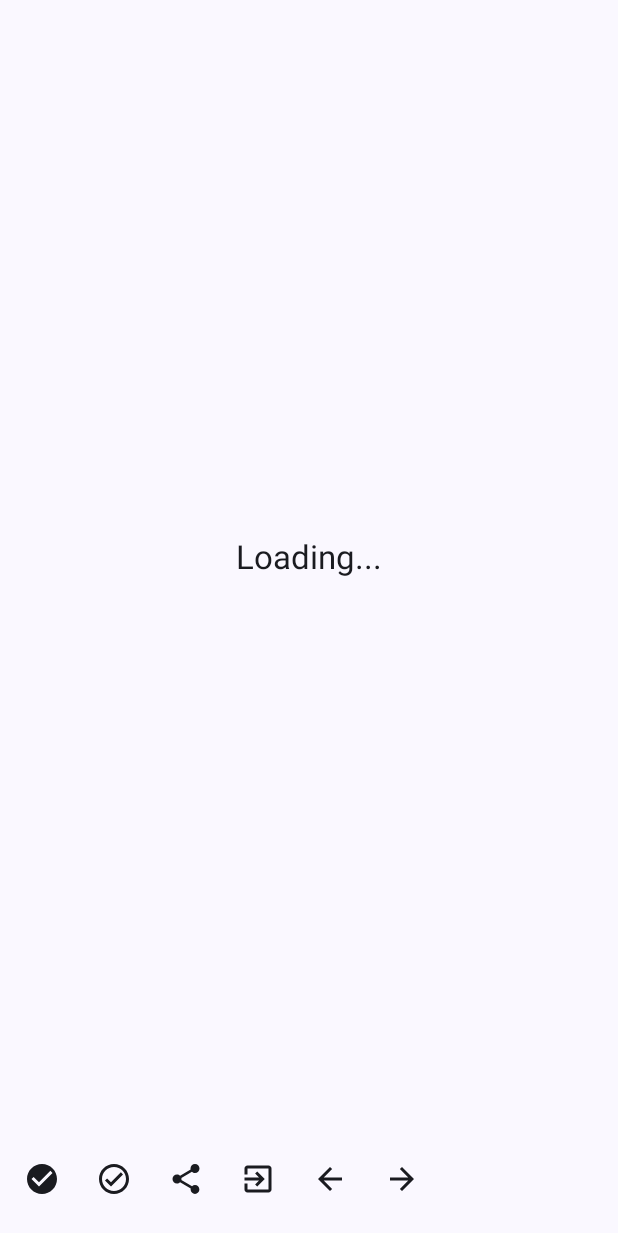
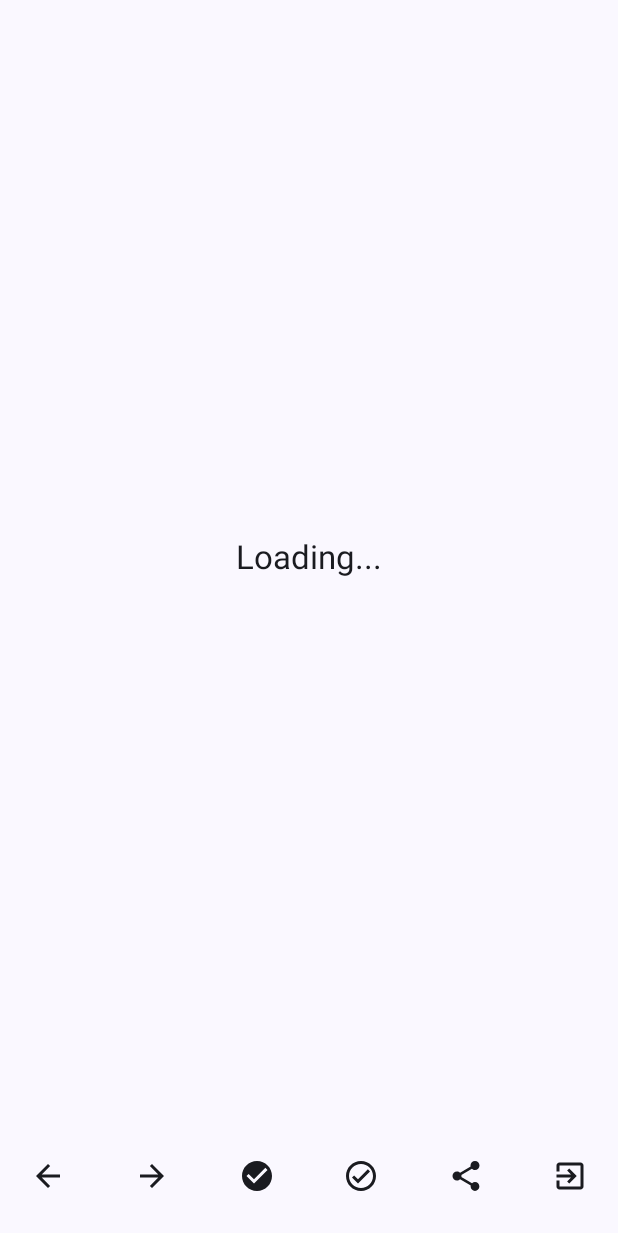
Before and after one commit to BonexP/miniread, an Android app built with Jetpack Compose: the composable ArticleDetailScreen called with empty values, on a phone screen of 412 x 824 dp. Shown: the top 1233 px of the screen. Run offline under Robolectric (Android 15) with nearby library versions, the light colour scheme and no system bars; our stand-ins replace livedata-compose; Roboto replaces fonts that are not available here.

Commit message:
feat: enhance ArticleDetailScreen for E-Ink mode with improved button styling and layout adjustments

```diff
--- a/app/src/main/java/com/i/miniread/ui/ArticleDetailScreen.kt
+++ b/app/src/main/java/com/i/miniread/ui/ArticleDetailScreen.kt
@@ -11,26 +11,32 @@ import android.webkit.WebResourceResponse
 import android.webkit.WebSettings
 import android.webkit.WebView
 import android.webkit.WebViewClient
+import androidx.compose.foundation.layout.Arrangement
 import androidx.compose.foundation.layout.Box
-import androidx.compose.foundation.layout.Spacer
+import androidx.compose.foundation.layout.PaddingValues
+import androidx.compose.foundation.layout.Row
 import androidx.compose.foundation.layout.fillMaxSize
+import androidx.compose.foundation.layout.fillMaxWidth
+import androidx.compose.foundation.layout.height
 import androidx.compose.foundation.layout.padding
 import androidx.compose.material.icons.Icons
-import androidx.compose.material.icons.filled.ArrowBack
-import androidx.compose.material.icons.filled.ArrowForward
+import androidx.compose.material.icons.automirrored.filled.ArrowBack
+import androidx.compose.material.icons.automirrored.filled.ArrowForward
 import androidx.compose.material.icons.filled.CheckCircle
 import androidx.compose.material.icons.filled.ExitToApp
 import androidx.compose.material.icons.filled.Share
+import androidx.compose.material.icons.filled.Star
 import androidx.compose.material.icons.outlined.CheckCircle
+import androidx.compose.material.icons.twotone.Star
 import androidx.compose.material3.BottomAppBar
+import androidx.compose.material3.BottomAppBarDefaults
 import androidx.compose.material3.Icon
 import androidx.compose.material3.IconButton
+import androidx.compose.material3.IconToggleButton
 import androidx.compose.material3.MaterialTheme
 import androidx.compose.material3.Scaffold
 import androidx.compose.material3.SnackbarHost
 import androidx.compose.material3.SnackbarHostState
-import androidx.compose.material3.Switch
-import androidx.compose.material3.SwitchDefaults
 import androidx.compose.material3.Text
 import androidx.compose.runtime.Composable
 import androidx.compose.runtime.LaunchedEffect
@@ -43,6 +49,8 @@ import androidx.compose.runtime.rememberUpdatedState
 import androidx.compose.runtime.setValue
 import androidx.compose.ui.Alignment
 import androidx.compose.ui.Modifier
+import androidx.compose.ui.draw.drawBehind
+import androidx.compose.ui.geometry.Offset
 import androidx.compose.ui.graphics.vector.ImageVector
 import androidx.compose.ui.platform.LocalContext
 import androidx.compose.ui.unit.dp
@@ -124,61 +132,50 @@ fun ArticleActionsBar(
     val coroutineScope = rememberCoroutineScope()
     val selectedEntry by viewModel.selectedEntry.observeAsState()
     val context = LocalContext.current
+
+    // 定义 E-Ink 下的修饰符：纯白背景、去灰底、加顶部分割线
+    val barModifier = if (com.i.miniread.BuildConfig.IS_EINK) {
+        Modifier
+            .height(48.dp) // 紧凑高度
+            .drawBehind {
+                // 绘制顶部分割线
+                drawLine(
+                    color = androidx.compose.ui.graphics.Color.Black,
+                    start = Offset(0f, 0f),
+                    end = Offset(size.width, 0f),
+                    strokeWidth = 2.dp.toPx()
+                )
+            }
+    } else {
+        Modifier
+    }
+
     BottomAppBar(
-        // E-Ink 版本使用纯白背景避免残影
+        modifier = barModifier,
+        // 关键：E-Ink 模式下纯白背景
         containerColor = if (com.i.miniread.BuildConfig.IS_EINK)
             androidx.compose.ui.graphics.Color.White
         else
-            androidx.compose.material3.MaterialTheme.colorScheme.surface
+            MaterialTheme.colorScheme.surface,
+        // 关键：E-Ink 模式下去除 Elevation 导致的灰色滤镜
+        tonalElevation = if (com.i.miniread.BuildConfig.IS_EINK) 0.dp else BottomAppBarDefaults.ContainerElevation,
+        // 移除默认的 Padding，让我们自己控制布局更紧凑
+        contentPadding = PaddingValues(horizontal = 8.dp)
     ) {
-        // 标记为已读按钮
-        ActionButton(icon = Icons.Default.CheckCircle, description = "Mark as Read") {
-            Log.d("ArticleDetailScreen", "Mark Entry as Read")
-            viewModel.markEntryAsRead(entryId)
-            coroutineScope.launch {
-                snackbarHostState.showSnackbar("Marked as read")
-            }
-        // 标记为未读按钮
-        }
-        ActionButton(icon = Icons.Outlined.CheckCircle, description = "Mark as unread") {
-            viewModel.markEntryAsUnread(entryId)
-            coroutineScope.launch {
-                snackbarHostState.showSnackbar("Marked as unread")
-            }
-        }
-        //分享按钮
-        ActionButton(icon = Icons.Default.Share, description = "Share") {
-            Log.d("ArticleDetailScreen", "Share Entry")
-            selectedEntry?.let {
-                val shareIntent = Intent.createChooser(
-                    Intent(Intent.ACTION_SEND).apply {
-                        type = "text/plain"
-                        putExtra(Intent.EXTRA_SUBJECT, it.title)
-                        putExtra(Intent.EXTRA_TEXT, "${it.title}\n${it.url}")
-                    },
-                    null
-                )
-                context.startActivity(shareIntent)
-            }
-        }
-        //外部打开按钮
-        ActionButton(icon = Icons.Default.ExitToApp, description = "Open External") {
-            Log.d("ArticleDetailScreen", "Open Entry External")
-            selectedEntry?.let {
-                val intent = Intent(Intent.ACTION_VIEW, Uri.parse(it.url))
-                context.startActivity(intent)
+        // 使用 Row 来平均分布按钮，实现“紧凑但整齐”的效果
+        Row(
+            modifier = Modifier.fillMaxWidth(),
+            horizontalArrangement = Arrangement.SpaceBetween, // 或者 SpaceEvenly
+            verticalAlignment = Alignment.CenterVertically
+    ) {
 
-            }
-        }
-        //上一篇按钮
-        ActionButton(icon = Icons.Default.ArrowBack, description = "Previous") {
+            // --- 导航组 ---
+
+            // 上一篇
+            EInkAwareIconButton(
+                onClick = {
             viewModel.navigateToPreviousEntry(entryId)?.let { prevId ->
-                Log.d("ArticleDetailScreen", "Previous Entry: $prevId (Type: ${prevId::class.java.simpleName})")
-
-                // 使用查询参数格式导航
                 navController.navigate("articleDetail?entryId=$prevId") {
-
-                    // 保持导航栈整洁
                     popUpTo("articleDetail?entryId=$prevId") {
                         inclusive = true
                     }
@@ -189,55 +186,131 @@ fun ArticleActionsBar(
                     snackbarHostState.showSnackbar("已经是第一篇了")
                 }
             }
-        }
-        //下一篇按钮
-        ActionButton(icon = Icons.Default.ArrowForward, description = "Next") {
+                },
+                icon = Icons.AutoMirrored.Filled.ArrowBack, // 使用 AutoMirrored 适应 RTL
+                description = "Previous"
+            )
+
+            // 下一篇
+            EInkAwareIconButton(
+                onClick = {
             viewModel.navigateToNextEntry(entryId)?.let { nextId ->
-                Log.d("ArticleDetailScreen", "Next Entry: $nextId (Type: ${nextId::class.java.simpleName})")
-
-                // 使用查询参数格式导航
                 navController.navigate("articleDetail?entryId=$nextId") {
-
-                    // 保持导航栈整洁
                     popUpTo("articleDetail?entryId=$nextId") {
                         inclusive = true
                     }
                     launchSingleTop = true
                 }
             } ?: run {
-                coroutineScope.launch {
-                    snackbarHostState.showSnackbar("已经是最后一篇了")
+                        coroutineScope.launch { snackbarHostState.showSnackbar("已经是最后一篇了") }
                 }
-            }
-        }
+                },
+                icon = Icons.AutoMirrored.Filled.ArrowForward,
+                description = "Next"
+            )
 
-//todo 刷新视图
-//        ActionButton(icon=Icons.Default.Refresh, description = "refresh view"){
-//            Log.d("ArticleDetailScreen", "refresh webview")
-//
-//
-//        }
-        Spacer(modifier = Modifier.weight(1f))
+            // --- 状态组 ---
+
+            // 标记已读
+            EInkAwareIconButton(
+                onClick = {
+                    viewModel.markEntryAsRead(entryId)
+                    coroutineScope.launch { snackbarHostState.showSnackbar("Marked as read") }
+                },
+                icon = Icons.Default.CheckCircle,
+                description = "Mark Read"
+            )
+
+            // 标记未读 (如果需要保留的话)
+            EInkAwareIconButton(
+                onClick = {
+                    viewModel.markEntryAsUnread(entryId)
+                    coroutineScope.launch { snackbarHostState.showSnackbar("Marked as unread") }
+                },
+                icon = Icons.Outlined.CheckCircle,
+                description = "Mark Unread"
+            )
+
+            // --- 系统/功能组 ---
+
+            // 收藏 (原本是 Switch，现在改为图标切换，更紧凑)
         selectedEntry?.let { entry ->
-            //收藏按钮
             val isBookmarked = entry.starred
-            Switch(
+                IconToggleButton(
                 checked = isBookmarked,
                 onCheckedChange = { checked ->
                     viewModel.toggleStarred(entry.id, checked)
                     coroutineScope.launch {
-                        snackbarHostState.showSnackbar(if (checked) "Bookmarked" else "Removed from bookmarks")
+                            snackbarHostState.showSnackbar(if (checked) "Bookmarked" else "Removed bookmark")
+                        }
+                    }
+                ) {
+                    Icon(
+                        // 选中是用实心星，未选中用空心星
+                        imageVector = if (isBookmarked) Icons.Filled.Star else Icons.TwoTone.Star,
+                        contentDescription = "Bookmark",
+                        // E-Ink 颜色处理
+                        tint = if (com.i.miniread.BuildConfig.IS_EINK) {
+                            androidx.compose.ui.graphics.Color.Black // 墨水屏始终黑色，靠实心/空心区分
+                        } else {
+                             if (isBookmarked) MaterialTheme.colorScheme.primary else MaterialTheme.colorScheme.onSurface
+                        }
+                    )
+                }
+            }
+
+            // 分享
+            EInkAwareIconButton(
+                onClick = {
+                    selectedEntry?.let {
+                        val shareIntent = Intent.createChooser(
+                            Intent(Intent.ACTION_SEND).apply {
+                                type = "text/plain"
+                                putExtra(Intent.EXTRA_SUBJECT, it.title)
+                                putExtra(Intent.EXTRA_TEXT, "${it.title}\n${it.url}")
+                            }, null
+                        )
+                        context.startActivity(shareIntent)
                     }
                 },
-                colors = SwitchDefaults.colors(
-                    checkedThumbColor = MaterialTheme.colorScheme.primary,
-                    uncheckedThumbColor = MaterialTheme.colorScheme.onSurface
+                icon = Icons.Default.Share,
+                description = "Share"
                 )
+
+            // 外部打开
+            EInkAwareIconButton(
+                onClick = {
+                    selectedEntry?.let {
+                        val intent = Intent(Intent.ACTION_VIEW, Uri.parse(it.url))
+                        context.startActivity(intent)
+                    }
+                },
+                icon = Icons.Default.ExitToApp,
+                description = "External"
             )
         }
     }
 }
 
+// 封装一个简单的 Helper 组件来处理颜色逻辑，减少重复代码
+@Composable
+private fun EInkAwareIconButton(
+    onClick: () -> Unit,
+    icon: androidx.compose.ui.graphics.vector.ImageVector,
+    description: String
+) {
+    IconButton(onClick = onClick) {
+        Icon(
+            imageVector = icon,
+            contentDescription = description,
+            // E-Ink 模式下强制使用纯黑，普通模式使用主题色
+            tint = if (com.i.miniread.BuildConfig.IS_EINK)
+                androidx.compose.ui.graphics.Color.Black
+            else
+                MaterialTheme.colorScheme.onSurface
+        )
+    }
+}
 @Composable
 fun ActionButton(icon: ImageVector, description: String, onClick: () -> Unit) {
     IconButton(onClick = onClick) {
```
Also changed, not shown: app/src/main/java/com/i/miniread/MainActivity.kt (+13 -5 lines).
